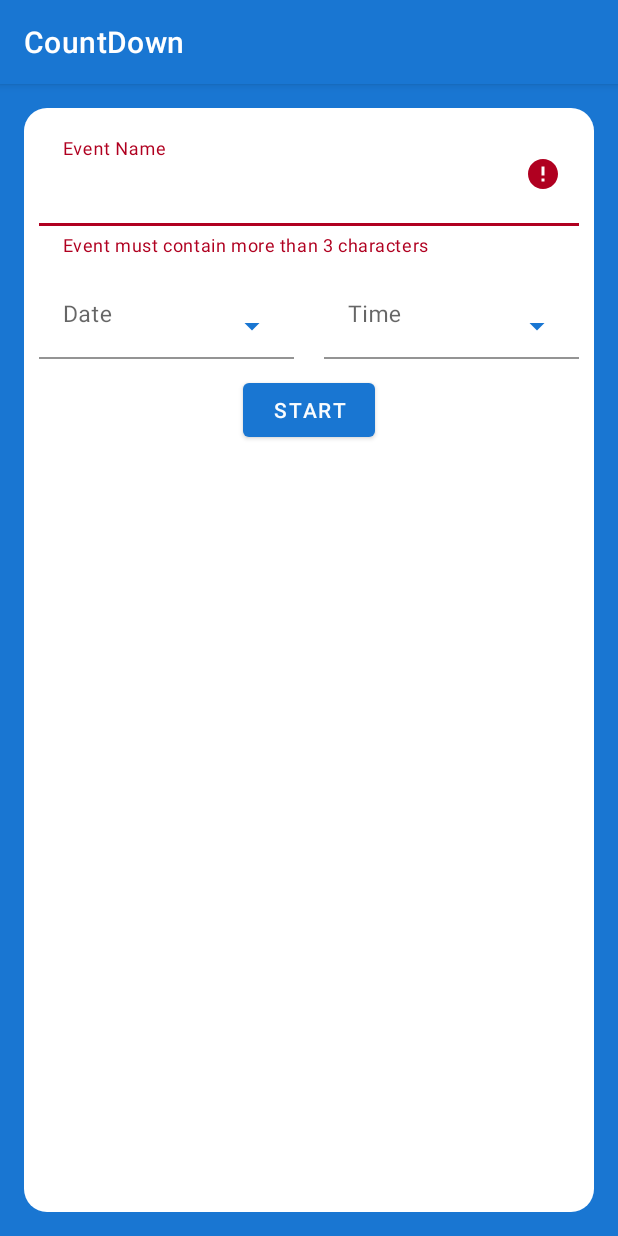
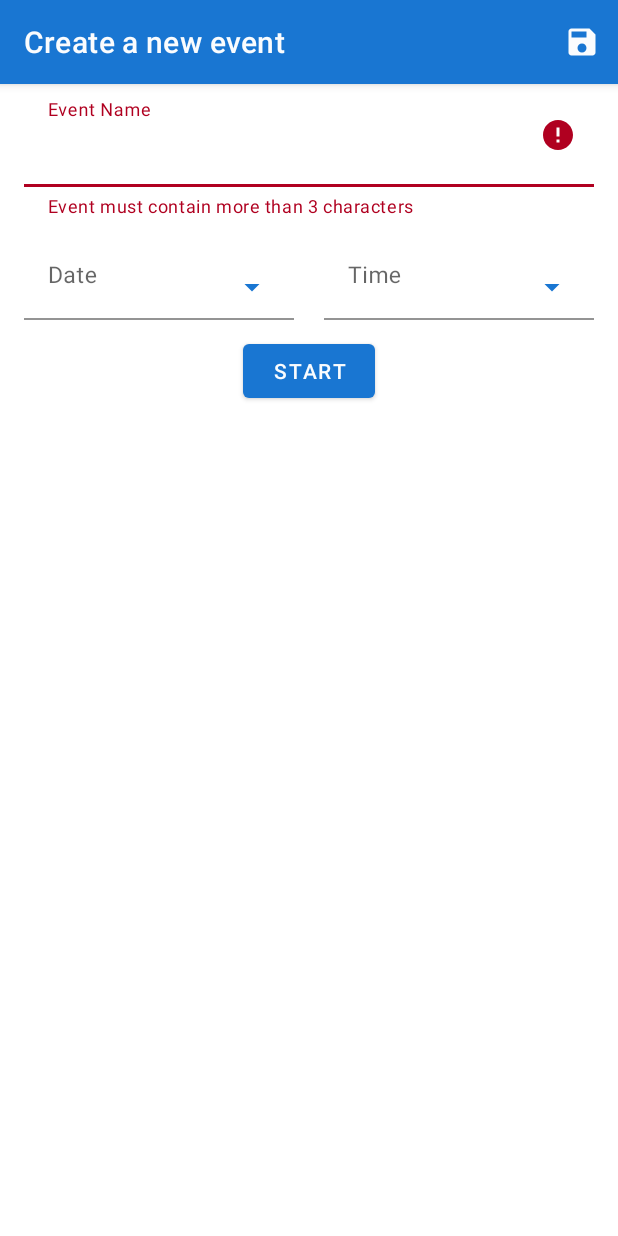
Before and after one commit to RoberMiranda92/CountDown, an Android app: the screen it shows after launch (MainActivity), after a tap on "START", on a phone screen of 412 x 824 dp. Run offline under Robolectric (Android 15) with nearby library versions, the phone set to English and light mode, and no system bars; our stand-ins replace Room's generated code, data binding; 1 other tap on this screen came first.

Commit message:
Feature: Save event (#14) (#18)
* Insert event in data base

* Remove DataContext Wrapper and configure toolbar

* refactor methods

```diff
--- a/app/build.gradle
+++ b/app/build.gradle
@@ -46,6 +46,8 @@ android {
 
 dependencies {
     implementation fileTree(dir: 'libs', include: ['*.jar'])
+    implementation project(":data")
+
     implementation "org.jetbrains.kotlin:kotlin-stdlib-jdk7:$kotlin_version"
     implementation 'androidx.appcompat:appcompat:1.1.0'
     implementation 'androidx.core:core-ktx:1.2.0'
--- a/app/src/main/java/com/robertomiranda/countdown/CountDownApplication.kt
+++ b/app/src/main/java/com/robertomiranda/countdown/CountDownApplication.kt
@@ -1,13 +1,13 @@
 package com.robertomiranda.countdown
 
 import android.app.Application
+import com.robertomiranda.countdown.koin.repositoryModules
 import com.robertomiranda.countdown.koin.viewModelModules
-import com.robertomiranda.countdown.koin.repositoryModules
 import org.koin.android.ext.koin.androidContext
 import org.koin.android.ext.koin.androidLogger
 import org.koin.core.context.startKoin
 
-class CountDownApplication: Application() {
+class CountDownApplication : Application() {
 
     override fun onCreate() {
         super.onCreate()
@@ -17,7 +17,7 @@ class CountDownApplication: Application() {
             //inject Android context
             androidContext(this@CountDownApplication)
             // use modules
-            modules(viewModelModules, repositoryModules)
+            modules(repositoryModules, viewModelModules)
         }
     }
 }
--- a/app/src/main/java/com/robertomiranda/countdown/MainActivity.kt
+++ b/app/src/main/java/com/robertomiranda/countdown/MainActivity.kt
@@ -13,6 +13,5 @@ class MainActivity : AppCompatActivity() {
     override fun onCreate(savedInstanceState: Bundle?) {
         super.onCreate(savedInstanceState)
         setContentView(R.layout.activity_main)
-        setSupportActionBar(toolbar)
     }
 }
--- a/app/src/main/java/com/robertomiranda/countdown/createevent/CreateEventViewModel.kt
+++ b/app/src/main/java/com/robertomiranda/countdown/createevent/CreateEventViewModel.kt
@@ -8,10 +8,15 @@ import com.robertomiranda.countdown.extensions.ifEmptyOrNull
 import com.robertomiranda.countdown.extensions.toDate
 import com.robertomiranda.countdown.model.CreateEventRepository
 import com.robertomiranda.countdown.model.EventTime
+import com.robertomiranda.data.eventdetail.model.Event
+import com.robertomiranda.data.eventdetail.repository.EventsRepository
 import kotlinx.coroutines.Dispatchers
 import kotlinx.coroutines.launch
 
-class CreateEventViewModel(private val repository: CreateEventRepository) : ViewModel() {
+class CreateEventViewModel(
+    private val repository: CreateEventRepository,
+    private val localEventRepository: EventsRepository
+) : ViewModel() {
 
     //DATA
     private val _eventName = MutableLiveData<String>("")
@@ -39,23 +44,40 @@ class CreateEventViewModel(private val repository: CreateEventRepository) : View
     val dateError: LiveData<Unit>
         get() = _dateError
 
+    private fun getEventName() = _eventName.value.ifEmptyOrNull { "" }
 
-    fun startEvent() {
-        val name = _eventName.value.ifEmptyOrNull { "" }
+    private fun getEventDate(): String {
         val date = _eventDate.value.ifEmptyOrNull { "" }
         val time = _eventTime.value.ifEmptyOrNull { DEFAULT_TIME }
 
+        return "$date $time"
+    }
+
+    private fun checkEventIsValid(): Boolean {
+        val name = getEventName()
+        val date = getEventDate()
+
         if (name.length <= DEFAULT_EVENT_CHARACTERS) {
             _eventNameError.postValue(Unit)
+            return false
+        }
+
+        if (isDateBeforeNow(date, DEFAULT_DATE_FORMAT)) {
+            _dateError.postValue(Unit)
+            return false
+        }
+
+        return true
+    }
+
+    fun startEvent() {
+
+        if (!checkEventIsValid()) {
             return
         }
 
-        if (isDateBeforeNow("$date $time", DEFAULT_DATE_FORMAT)) {
-            _dateError.postValue(Unit)
-            return
-        }
         val nowTime = getNowTime()
-        val evenStartDate = "$date $time".toDate(DEFAULT_DATE_FORMAT)?.time
+        val evenStartDate = getEventDate().toDate(DEFAULT_DATE_FORMAT)?.time
 
         evenStartDate?.let {
 
@@ -74,6 +96,20 @@ class CreateEventViewModel(private val repository: CreateEventRepository) : View
         _calculateTimeSuccess.postValue(calculateTime)
     }
 
+    fun saveEvent() {
+
+        if (!checkEventIsValid()) {
+            return
+        }
+
+        viewModelScope.launch {
+
+            val event = Event(eventName = getEventName(), createdAt = getEventDate())
+
+            localEventRepository.insertEvent(event)
+        }
+    }
+
     companion object {
         private const val DEFAULT_TIME = "00:00"
         private const val DEFAULT_DATE_FORMAT = "MM-dd-yyyy HH:mm"
--- a/app/src/main/java/com/robertomiranda/countdown/koin/AppModule.kt
+++ b/app/src/main/java/com/robertomiranda/countdown/koin/AppModule.kt
@@ -2,17 +2,26 @@ package com.robertomiranda.countdown.koin
 
 import com.robertomiranda.countdown.createevent.CreateEventViewModel
 import com.robertomiranda.countdown.model.CreateEventRepository
+import com.robertomiranda.data.eventdetail.repository.EventsRepository
+import com.robertomiranda.data.eventdetail.repository.LocalEventRepository
+import com.robertomiranda.data.room.DaoFactory
+import org.koin.android.ext.koin.androidContext
 import org.koin.androidx.viewmodel.dsl.viewModel
+import org.koin.core.qualifier.named
 import org.koin.dsl.module
 
+enum class Scopes {
+    CREATE_EVENT
+}
+
 val viewModelModules = module {
-
-    // ViewModel for CreateEventView
-    viewModel { CreateEventViewModel(get()) }
-
+    viewModel { CreateEventViewModel(get(), getScope(Scopes.CREATE_EVENT.name).get()) }
 }
 
 val repositoryModules = module {
+    single { CreateEventRepository() }
+    scope(named(Scopes.CREATE_EVENT.name)) {
+        scoped<EventsRepository> { LocalEventRepository(DaoFactory.getEventDao(androidContext())) }
+    }
 
-    single { CreateEventRepository() }
 }
--- /dev/null
+++ b/app/src/main/res/drawable/ic_save.xml
@@ -0,0 +1,9 @@
+<vector xmlns:android="http://schemas.android.com/apk/res/android"
+        android:width="24dp"
+        android:height="24dp"
+        android:viewportWidth="24.0"
+        android:viewportHeight="24.0">
+    <path
+        android:fillColor="?attr/colorOnPrimary"
+        android:pathData="M17,3L5,3c-1.11,0 -2,0.9 -2,2v14c0,1.1 0.89,2 2,2h14c1.1,0 2,-0.9 2,-2L21,7l-4,-4zM12,19c-1.66,0 -3,-1.34 -3,-3s1.34,-3 3,-3 3,1.34 3,3 -1.34,3 -3,3zM15,9L5,9L5,5h10v4z"/>
+</vector>
--- a/app/src/main/res/layout/activity_main.xml
+++ b/app/src/main/res/layout/activity_main.xml
@@ -1,38 +1,16 @@
 <?xml version="1.0" encoding="utf-8"?>
-<androidx.coordinatorlayout.widget.CoordinatorLayout xmlns:android="http://schemas.android.com/apk/res/android"
+<androidx.constraintlayout.widget.ConstraintLayout xmlns:android="http://schemas.android.com/apk/res/android"
     xmlns:app="http://schemas.android.com/apk/res-auto"
     xmlns:tools="http://schemas.android.com/tools"
     android:layout_width="match_parent"
-
     android:layout_height="match_parent"
     tools:context=".MainActivity">
-
-    <com.google.android.material.appbar.AppBarLayout
-        android:layout_width="match_parent"
-        android:layout_height="wrap_content"
-        android:theme="@style/AppTheme.AppBarOverlay">
-
-        <androidx.appcompat.widget.Toolbar
-            android:id="@+id/toolbar"
-            android:layout_width="match_parent"
-            android:layout_height="?attr/actionBarSize"
-            android:background="?attr/colorPrimary"
-            app:popupTheme="@style/AppTheme.PopupOverlay" />
-
-    </com.google.android.material.appbar.AppBarLayout>
-
-    <androidx.constraintlayout.widget.ConstraintLayout
-        android:layout_width="match_parent"
-        android:layout_height="match_parent"
-        android:background="?attr/colorPrimary"
-        app:layout_behavior="@string/appbar_scrolling_view_behavior">
 
     <fragment
         android:id="@+id/nav_host_fragment"
         android:name="androidx.navigation.fragment.NavHostFragment"
-            android:layout_width="0dp"
-            android:layout_height="0dp"
-            android:layout_margin="@dimen/default_activity_margin"
+        android:layout_width="match_parent"
+        android:layout_height="match_parent"
         app:defaultNavHost="true"
         app:layout_constraintBottom_toBottomOf="parent"
         app:layout_constraintLeft_toLeftOf="parent"
@@ -41,4 +19,3 @@
         app:navGraph="@navigation/nav_graph" />
 
 </androidx.constraintlayout.widget.ConstraintLayout>
-</androidx.coordinatorlayout.widget.CoordinatorLayout>
--- a/app/src/main/res/layout/fragment_create_event.xml
+++ b/app/src/main/res/layout/fragment_create_event.xml
@@ -18,18 +18,31 @@
         android:layout_width="match_parent"
         android:layout_height="match_parent"
         android:background="@drawable/rounded_primary_background"
-        android:padding="@dimen/default_margin"
         tools:context=".createevent.CreateEventFragment">
+
+        <com.google.android.material.appbar.MaterialToolbar
+            android:id="@+id/toolbar"
+            style="@style/ToolbarStyle"
+            android:layout_width="match_parent"
+            android:layout_height="?attr/actionBarSize"
+            android:background="?attr/colorPrimary"
+            app:layout_constraintStart_toEndOf="parent"
+            app:layout_constraintStart_toStartOf="parent"
+            app:layout_constraintTop_toTopOf="parent"
+            app:menu="@menu/create_event_menu"
+            app:popupTheme="@style/AppTheme.PopupOverlay" />
 
         <com.google.android.material.textfield.TextInputLayout
             android:id="@+id/event_name_container"
             style="@style/TextInputLayout"
             android:layout_width="match_parent"
             android:layout_height="wrap_content"
+            android:layout_marginStart="@dimen/default_activity_margin"
+            android:layout_marginEnd="@dimen/default_activity_margin"
             android:hint="@string/create_event_event_name"
             app:layout_constraintStart_toEndOf="parent"
             app:layout_constraintStart_toStartOf="parent"
-            app:layout_constraintTop_toTopOf="parent">
+            app:layout_constraintTop_toBottomOf="@id/toolbar">
 
             <com.google.android.material.textfield.TextInputEditText
                 style="@style/EditText.Big"
@@ -44,6 +57,7 @@
             style="@style/TextInputLayout"
             android:layout_width="0dp"
             android:layout_height="wrap_content"
+            android:layout_marginStart="@dimen/default_activity_margin"
             android:layout_marginTop="@dimen/default_margin"
             android:layout_marginEnd="@dimen/default_margin"
             android:foreground="?attr/selectableItemBackgroundBorderless"
@@ -69,6 +83,7 @@
             android:layout_height="wrap_content"
             android:layout_marginStart="@dimen/default_margin"
             android:layout_marginTop="@dimen/default_margin"
+            android:layout_marginEnd="@dimen/default_activity_margin"
             android:background="@color/white"
             android:foreground="?attr/selectableItemBackgroundBorderless"
             android:hint="@string/create_event_event_time"
@@ -102,41 +117,41 @@
             android:id="@+id/days"
             style="@style/Body.Big"
             android:layout_width="0dp"
-            tools:text = "1"
             android:layout_height="wrap_content"
             app:layout_constraintEnd_toStartOf="@id/hours"
             app:layout_constraintStart_toStartOf="parent"
-            app:layout_constraintTop_toBottomOf="@id/start_button" />
+            app:layout_constraintTop_toBottomOf="@id/start_button"
+            tools:text="1" />
 
         <com.google.android.material.textview.MaterialTextView
             android:id="@+id/hours"
             style="@style/Body.Big"
             android:layout_width="0dp"
-            tools:text = "1"
             android:layout_height="wrap_content"
             app:layout_constraintEnd_toStartOf="@id/minutes"
             app:layout_constraintStart_toEndOf="@id/days"
-            app:layout_constraintTop_toBottomOf="@id/start_button" />
+            app:layout_constraintTop_toBottomOf="@id/start_button"
+            tools:text="1" />
 
         <com.google.android.material.textview.MaterialTextView
             android:id="@+id/minutes"
             style="@style/Body.Big"
             android:layout_width="0dp"
-            tools:text = "1"
             android:layout_height="wrap_content"
             app:layout_constraintEnd_toStartOf="@id/seconds"
             app:layout_constraintStart_toEndOf="@id/hours"
-            app:layout_constraintTop_toBottomOf="@id/start_button" />
+            app:layout_constraintTop_toBottomOf="@id/start_button"
+            tools:text="1" />
 
         <com.google.android.material.textview.MaterialTextView
             android:id="@+id/seconds"
             style="@style/Body.Big"
             android:layout_width="0dp"
-            tools:text = "1"
             android:layout_height="wrap_content"
             app:layout_constraintEnd_toEndOf="parent"
             app:layout_constraintStart_toEndOf="@id/minutes"
-            app:layout_constraintTop_toBottomOf="@id/start_button" />
+            app:layout_constraintTop_toBottomOf="@id/start_button"
+            tools:text="1" />
 
     </androidx.constraintlayout.widget.ConstraintLayout>
 </layout>
--- /dev/null
+++ b/app/src/main/res/menu/create_event_menu.xml
@@ -0,0 +1,9 @@
+<?xml version="1.0" encoding="utf-8"?>
+<menu xmlns:android="http://schemas.android.com/apk/res/android"
+    xmlns:app="http://schemas.android.com/apk/res-auto">
+    <item
+        android:id="@+id/save_event"
+        android:icon="@drawable/ic_save"
+        android:title=""
+        app:showAsAction="always" />
+</menu>
--- a/app/src/main/res/values/strings.xml
+++ b/app/src/main/res/values/strings.xml
@@ -2,11 +2,14 @@
     <string name="app_name">CountDown</string>
 
     <!--Create Event Screen -->
+    <string name="create_event_title">Create a new event</string>
     <string name="create_event_event_name">Event Name</string>
     <string name="create_event_event_date">Date</string>
     <string name="create_event_event_time">Time</string>
     <string name="create_event_event_start">Start</string>
     <string name="create_event_event_name_error">Event must contain more than 3 characters</string>
+    <string name="create_event_event_date_error">Event date is invalid, please check it</string>
+
 
     <plurals name="create_event_days">
         <item quantity="one">%d \n day</item>
--- a/app/src/main/res/values/styles.xml
+++ b/app/src/main/res/values/styles.xml
@@ -66,5 +66,9 @@
         <item name="android:gravity">center</item>
     </style>
 
+    <style name="ToolbarStyle" parent="Widget.MaterialComponents.Toolbar.Primary">
+
+    </style>
+
 
 </resources>
--- a/data/src/main/java/com/robertomiranda/data/eventdetail/model/Event.kt
+++ b/data/src/main/java/com/robertomiranda/data/eventdetail/model/Event.kt
@@ -4,12 +4,13 @@ import androidx.room.ColumnInfo
 import androidx.room.Entity
 import androidx.room.PrimaryKey
 import java.io.Serializable
+import java.util.*
 
 @Entity(tableName = "events")
 data class Event(
     @PrimaryKey(autoGenerate = true)
     @ColumnInfo(name = "event_id")
-    val id: Int,
+    val id: Int = 0,
 
     @ColumnInfo(name = "event_name")
     val eventName: String,
--- a/data/src/main/java/com/robertomiranda/data/eventdetail/repository/EventsRepository.kt
+++ b/data/src/main/java/com/robertomiranda/data/eventdetail/repository/EventsRepository.kt
@@ -3,10 +3,11 @@ package com.robertomiranda.data.eventdetail.repository
 import com.robertomiranda.data.eventdetail.model.Event
 
 interface EventsRepository {
+    suspend fun getAllEvents(): List<Event>
 
     suspend fun insertEvent(event: Event)
 
-    suspend fun getEventById(id: Int)
+    suspend fun getEventById(id: Int): Event
 
     suspend fun removeEventByID(id: Int)
 }
--- /dev/null
+++ b/data/src/main/java/com/robertomiranda/data/room/DaoFactory.kt
@@ -0,0 +1,10 @@
+package com.robertomiranda.data.room
+
+import android.content.Context
+
+class DaoFactory {
+
+    companion object {
+        fun getEventDao(context: Context) = EventDataBase.getInstance(context).eventDao()
+    }
+}
--- a/data/src/main/java/com/robertomiranda/data/room/EventDataBase.kt
+++ b/data/src/main/java/com/robertomiranda/data/room/EventDataBase.kt
@@ -18,18 +18,13 @@ abstract class EventDataBase : RoomDatabase() {
 
         fun getInstance(context: Context): EventDataBase =
             INSTANCE ?: synchronized(this) {
-                INSTANCE
-                    ?: buildDatabase(
-                        context
-                    )
-                        .also { INSTANCE = it }
+                INSTANCE ?: buildDatabase(context).also { INSTANCE = it }
             }
 
         private fun buildDatabase(context: Context) =
             Room.databaseBuilder(
                 context.applicationContext,
                 EventDataBase::class.java, "Sample.db"
-            )
-                .build()
+            ).fallbackToDestructiveMigration().build()
     }
 }
```
Also changed, not shown: app/src/main/java/com/robertomiranda/countdown/createevent/CreateEventFragment.kt (+25 -1 lines), data/src/main/java/com/robertomiranda/data/eventdetail/repository/LocalEventRepository.kt (+17 -5 lines), 1 other file. Lines whose indentation alone changed are shown as unchanged.
